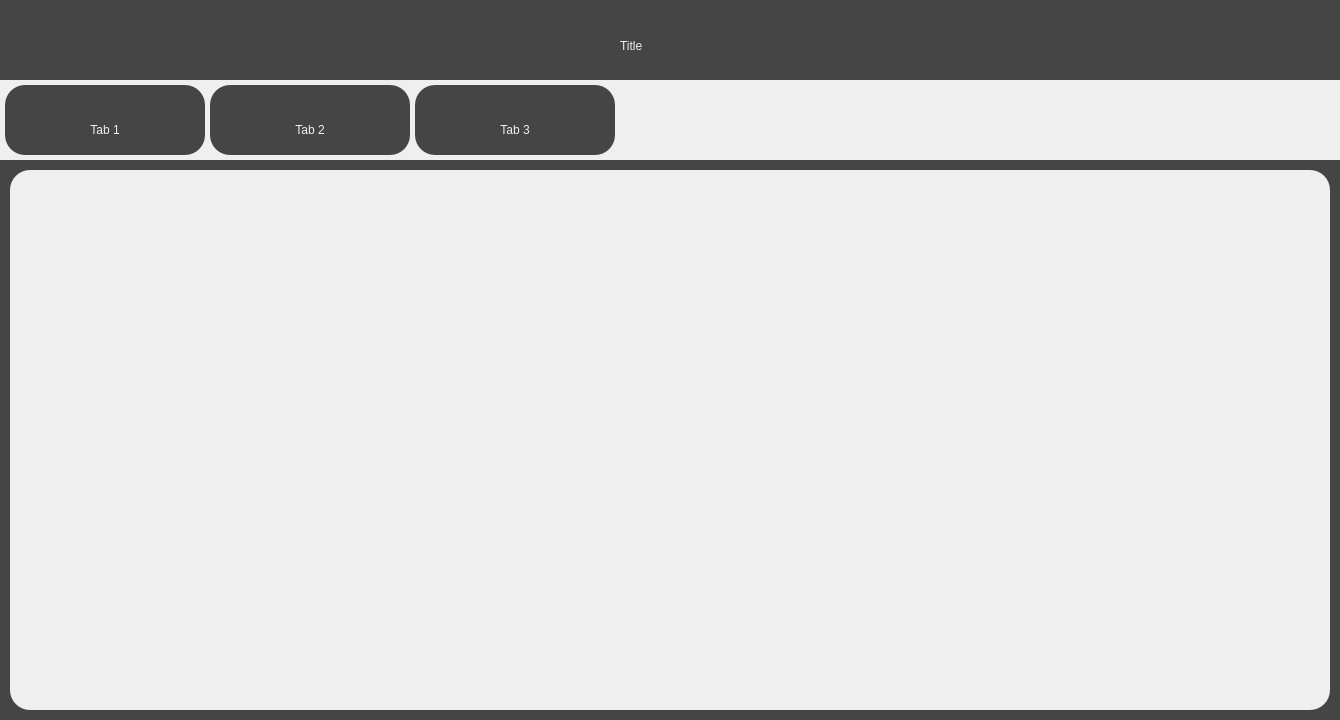
Above: Prototypes/Screen Designs/template.ui from jackm245/Riemann-Hypothesis before the change. Below: the same form after it.
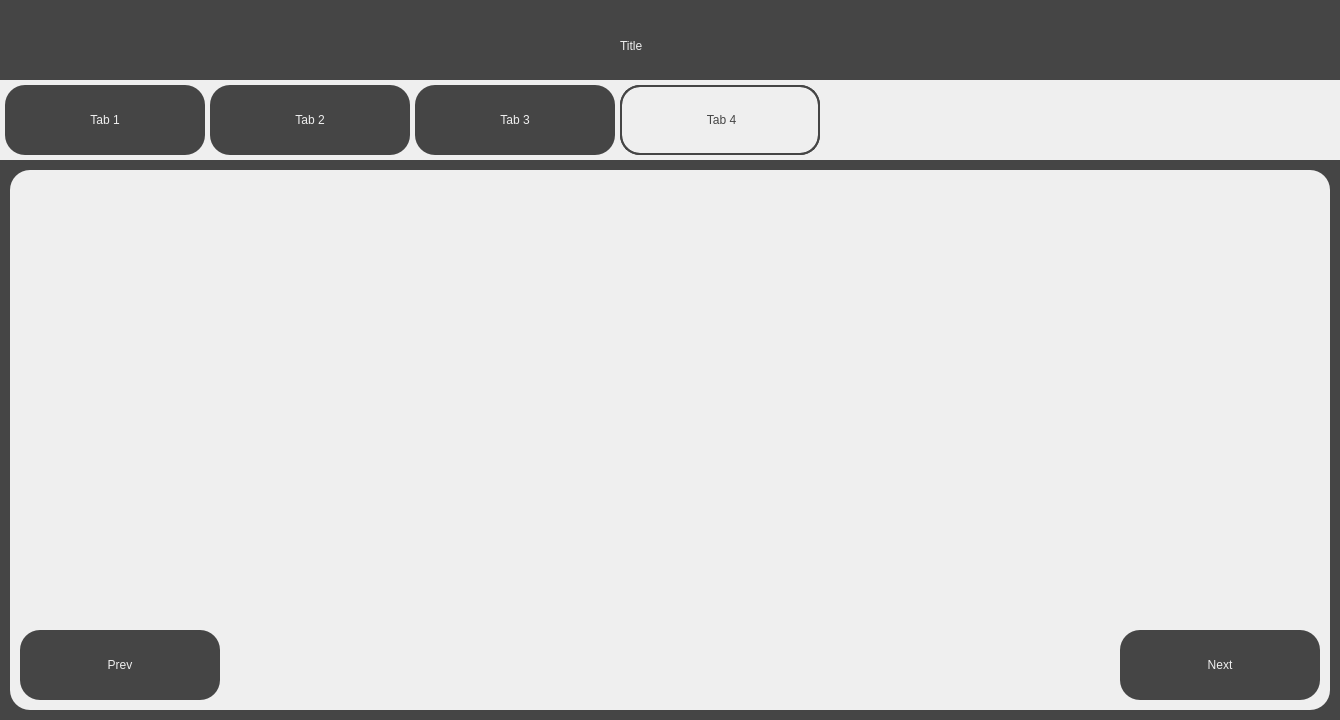
That is the form after the change.

Diff of the .ui file:
```diff
--- a/Prototypes/Screen Designs/template.ui
+++ b/Prototypes/Screen Designs/template.ui
@@ -72,9 +72,9 @@
      <widget class="QLabel" name="label_2">
       <property name="geometry">
        <rect>
-        <x>5</x>
-        <y>10</y>
-        <width>190</width>
+        <x>0</x>
+        <y>0</y>
+        <width>200</width>
         <height>70</height>
        </rect>
       </property>
@@ -103,9 +103,9 @@
      <widget class="QLabel" name="label_4">
       <property name="geometry">
        <rect>
-        <x>5</x>
-        <y>10</y>
-        <width>190</width>
+        <x>0</x>
+        <y>0</y>
+        <width>200</width>
         <height>70</height>
        </rect>
       </property>
@@ -134,9 +134,9 @@
      <widget class="QLabel" name="label_8">
       <property name="geometry">
        <rect>
-        <x>5</x>
-        <y>10</y>
-        <width>190</width>
+        <x>0</x>
+        <y>0</y>
+        <width>200</width>
         <height>70</height>
        </rect>
       </property>
@@ -149,6 +149,44 @@
       </property>
      </widget>
     </widget>
+    <widget class="QWidget" name="Tab4" native="true">
+     <property name="geometry">
+      <rect>
+       <x>620</x>
+       <y>5</y>
+       <width>200</width>
+       <height>70</height>
+      </rect>
+     </property>
+     <property name="styleSheet">
+      <string notr="true">border: 2px solid;
+border-radius: 20px;
+border-color:rgb(69, 69, 69);</string>
+     </property>
+     <widget class="QLabel" name="Tab4Text">
+      <property name="geometry">
+       <rect>
+        <x>0</x>
+        <y>0</y>
+        <width>200</width>
+        <height>70</height>
+       </rect>
+      </property>
+      <property name="cursor">
+       <cursorShape>PointingHandCursor</cursorShape>
+      </property>
+      <property name="styleSheet">
+       <string notr="true">font: 36pt &quot;Sans Serif&quot;; color:rgb(69, 69, 69);
+background-color: rgba(255, 255, 255, 0);</string>
+      </property>
+      <property name="lineWidth">
+       <number>0</number>
+      </property>
+      <property name="text">
+       <string>&lt;html&gt;&lt;head/&gt;&lt;body&gt;&lt;p align=&quot;center&quot;&gt;Tab 4&lt;/p&gt;&lt;/body&gt;&lt;/html&gt;</string>
+      </property>
+     </widget>
+    </widget>
    </widget>
    <widget class="QWidget" name="widget_6" native="true">
     <property name="geometry">
@@ -163,6 +201,74 @@
      <string notr="true">background-color: rgb(239, 239, 239);
 border-radius: 20px;</string>
     </property>
+    <widget class="QWidget" name="PrevButton" native="true">
+     <property name="geometry">
+      <rect>
+       <x>10</x>
+       <y>460</y>
+       <width>200</width>
+       <height>70</height>
+      </rect>
+     </property>
+     <property name="styleSheet">
+      <string notr="true">background-color: rgb(69, 69, 69);
+border-radius: 20px;</string>
+     </property>
+     <widget class="QLabel" name="PrevText">
+      <property name="geometry">
+       <rect>
+        <x>0</x>
+        <y>0</y>
+        <width>200</width>
+        <height>70</height>
+       </rect>
+      </property>
+      <property name="cursor">
+       <cursorShape>PointingHandCursor</cursorShape>
+      </property>
+      <property name="styleSheet">
+       <string notr="true">font: 36pt &quot;Sans Serif&quot;; color:rgb(239, 239, 239);
+background-color: rgba(255, 255, 255, 0);</string>
+      </property>
+      <property name="text">
+       <string>&lt;html&gt;&lt;head/&gt;&lt;body&gt;&lt;p align=&quot;center&quot;&gt;Prev&lt;/p&gt;&lt;/body&gt;&lt;/html&gt;</string>
+      </property>
+     </widget>
+    </widget>
+    <widget class="QWidget" name="NextButton" native="true">
+     <property name="geometry">
+      <rect>
+       <x>1110</x>
+       <y>460</y>
+       <width>200</width>
+       <height>70</height>
+      </rect>
+     </property>
+     <property name="styleSheet">
+      <string notr="true">background-color: rgb(69, 69, 69);
+border-radius: 20px;</string>
+     </property>
+     <widget class="QLabel" name="NextText">
+      <property name="geometry">
+       <rect>
+        <x>0</x>
+        <y>0</y>
+        <width>200</width>
+        <height>70</height>
+       </rect>
+      </property>
+      <property name="cursor">
+       <cursorShape>PointingHandCursor</cursorShape>
+      </property>
+      <property name="styleSheet">
+       <string notr="true">font: 36pt &quot;Sans Serif&quot;; color:rgb(239, 239, 239);
+background-color: rgba(255, 255, 255, 0);</string>
+      </property>
+      <property name="text">
+       <string>&lt;html&gt;&lt;head/&gt;&lt;body&gt;&lt;p align=&quot;center&quot;&gt;Next&lt;/p&gt;&lt;/body&gt;&lt;/html&gt;</string>
+      </property>
+     </widget>
+    </widget>
    </widget>
   </widget>
  </widget>
```
Left out of the diff: 29 changed lines with no effect on the pictures.
